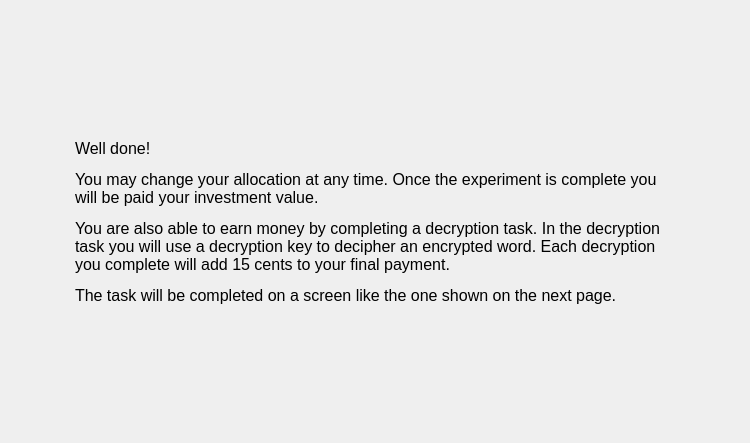
This is MarketSimulation/instructionscreen4.ui in dwattttt/marketsim as Qt 5 draws it before an edit. The edited form follows.
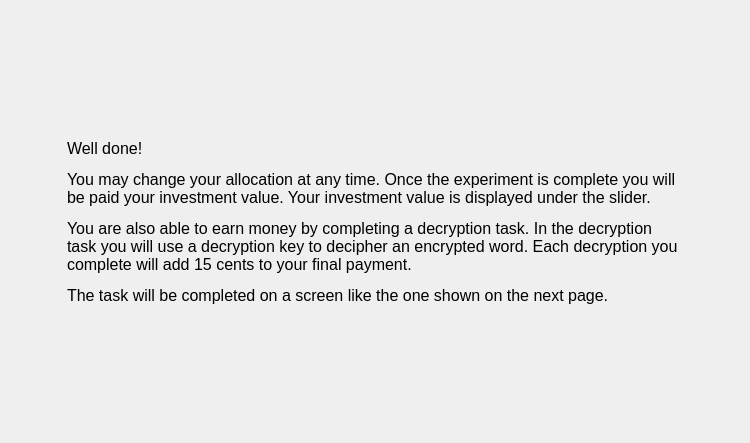
This is the edited form.

Commit message: Completed most of Digsy's latest screen changes  * Screen 2 add "the"  * Screen 3 captilisation, new sentence  * Screen 5 revert text add spacing,  * Screen 6 spacing  * Screen 7 line change  * Set fixed size for simulation and screenshot, QPictureLabel causing some lingering issues  * Screen 10 rewrite text  * Screen 13 blank out previous once allocation submitted

Patch:
```diff
--- a/MarketSimulation/instructionscreen4.ui
+++ b/MarketSimulation/instructionscreen4.ui
@@ -52,7 +52,7 @@
        </property>
        <property name="minimumSize">
         <size>
-         <width>600</width>
+         <width>615</width>
          <height>0</height>
         </size>
        </property>
@@ -62,7 +62,14 @@
         </font>
        </property>
        <property name="text">
-        <string>&lt;html&gt;&lt;head/&gt;&lt;body&gt;&lt;p&gt;Well done!&lt;/p&gt;&lt;p&gt;You may change your allocation at any time. Once the experiment is complete you will be paid your investment value. &lt;/p&gt;&lt;p&gt;You are also able to earn money by completing a decryption task. In the decryption task you will use a decryption key to decipher an encrypted word. Each decryption you complete will add 15 cents to your final payment.&lt;/p&gt;&lt;p&gt;The task will be completed on a screen like the one shown on the next page. &lt;/p&gt;&lt;/body&gt;&lt;/html&gt;</string>
+        <string>&lt;!DOCTYPE HTML PUBLIC &quot;-//W3C//DTD HTML 4.0//EN&quot; &quot;http://www.w3.org/TR/REC-html40/strict.dtd&quot;&gt;
+&lt;html&gt;&lt;head&gt;&lt;meta name=&quot;qrichtext&quot; content=&quot;1&quot; /&gt;&lt;style type=&quot;text/css&quot;&gt;
+p, li { white-space: pre-wrap; }
+&lt;/style&gt;&lt;/head&gt;&lt;body style=&quot; font-family:'MS Shell Dlg 2'; font-size:12pt; font-weight:400; font-style:normal;&quot;&gt;
+&lt;p style=&quot; margin-top:12px; margin-bottom:12px; margin-left:0px; margin-right:0px; -qt-block-indent:0; text-indent:0px;&quot;&gt;Well done!&lt;/p&gt;
+&lt;p style=&quot; margin-top:12px; margin-bottom:12px; margin-left:0px; margin-right:0px; -qt-block-indent:0; text-indent:0px;&quot;&gt;You may change your allocation at any time. Once the experiment is complete you will be paid your investment value. Your investment value is displayed under the slider.&lt;/p&gt;
+&lt;p style=&quot; margin-top:12px; margin-bottom:12px; margin-left:0px; margin-right:0px; -qt-block-indent:0; text-indent:0px;&quot;&gt;You are also able to earn money by completing a decryption task. In the decryption task you will use a decryption key to decipher an encrypted word. Each decryption you complete will add 15 cents to your final payment.&lt;/p&gt;
+&lt;p style=&quot; margin-top:12px; margin-bottom:12px; margin-left:0px; margin-right:0px; -qt-block-indent:0; text-indent:0px;&quot;&gt;The task will be completed on a screen like the one shown on the next page. &lt;/p&gt;&lt;/body&gt;&lt;/html&gt;</string>
        </property>
        <property name="wordWrap">
         <bool>true</bool>
```
The commit also changes 10 other files.
